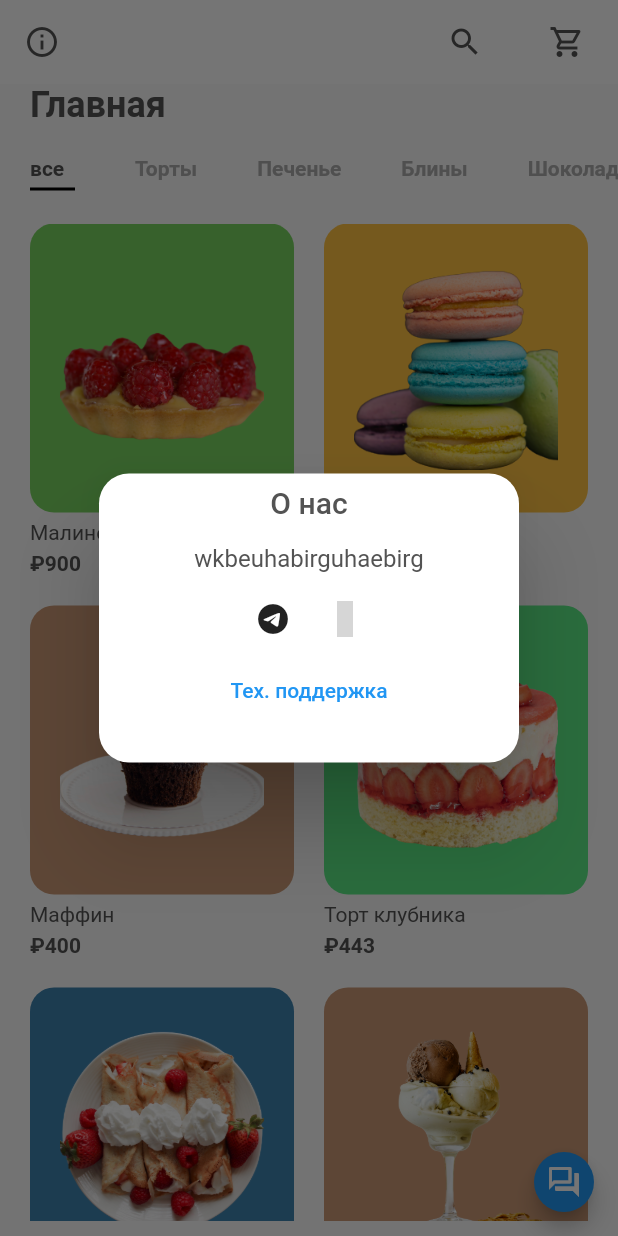
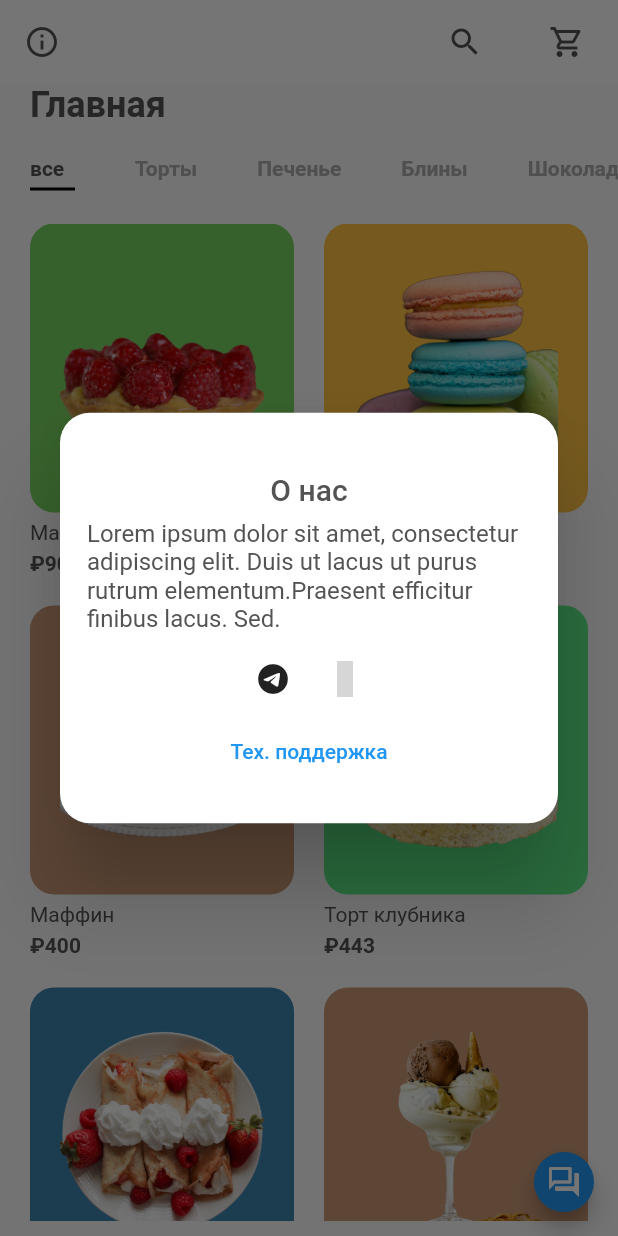
Before and after one commit to WyzleDev/Crossplatform-shop, a Flutter app: the screen it shows after launch, after a tap on the "info outline" icon, on a phone screen of 412 x 824 dp. Run offline on Flutter 3.47's test engine with Material 2 defaults, Android fonts, the phone set to English and light mode, and no system bars; our stand-ins replace get; statements that could not run were skipped; grey boxes are pictures that could not be loaded.

Commit message:
fix cart bugs, fix about content, add function for BUY button

```diff
--- a/lib/screens/cart/components/cart_controller.dart
+++ b/lib/screens/cart/components/cart_controller.dart
@@ -21,7 +21,9 @@ class CartController extends GetxController {
   removeProduct(Product product, context) {
     if (_products.containsKey(product) && _products[product] == 1) {
       _products.removeWhere((key, value) => key == product);
-      Navigator.pop(context);
+      if(_products.isEmpty){
+        Navigator.pop(context);
+      }
     } else {
       _products[product] -= 1;
     }
--- a/lib/screens/cart/components/cart_product_card.dart
+++ b/lib/screens/cart/components/cart_product_card.dart
@@ -25,7 +25,7 @@ class CartProductCard extends StatelessWidget {
           horizontal: kDefaultPadding, vertical: kDefaultPadding / 2),
       child: Row(mainAxisAlignment: MainAxisAlignment.spaceBetween, children: [
         CircleAvatar(
-            radius: 40, backgroundImage: Image.asset(product.image).image),
+            radius: 40, backgroundImage: Image.asset(product.image).image, backgroundColor: product.color,),
         SizedBox(width: kDefaultPadding,),
         Expanded(child: Text(product.title)),
         IconButton(onPressed: (){controller.addProduct(product);}, icon: const Icon(Icons.add_circle_outline)),
--- a/lib/screens/details/components/add_to_cart.dart
+++ b/lib/screens/details/components/add_to_cart.dart
@@ -1,6 +1,7 @@
 import 'package:flutter/material.dart';
 import 'package:foxgold1/constant.dart';
 import 'package:foxgold1/models/product.dart';
+import 'package:foxgold1/screens/cart/cart_screen.dart';
 import 'package:foxgold1/screens/cart/components/cart_controller.dart';
 import 'package:get/get.dart';
 
@@ -50,7 +51,10 @@ class AddToCart extends StatelessWidget {
                         fontSize: 17,
                         fontWeight: FontWeight.bold),
                   ),
-                  onPressed: () {},
+                  onPressed: () {
+                    cartController.addProduct(product);
+                    Get.to(CartScreen());
+                  },
                 )),
           )
         ],
--- a/lib/screens/home_screen.dart
+++ b/lib/screens/home_screen.dart
@@ -23,40 +23,7 @@ class HomeScreen extends StatelessWidget {
             color: kTextColor,
           ),
           onPressed: () {
-            Get.defaultDialog(
-              title: "О нас",
-              middleText:
-                  "FOXGOLD - это магазин кондитерских изделий и не только",
-              barrierDismissible: true,
-              content: Column(
-                children: [
-                  const Text("wkbeuhabirguhaebirg"),
-                  const SizedBox(
-                    height: kDefaultPadding / 3,
-                  ),
-                  Row(
-                    mainAxisAlignment: MainAxisAlignment.center,
-                    children: [
-                      IconButton(
-                          onPressed: () {
-                            launchURLTelegram();
-                          },
-                          icon: const Icon(Icons.telegram_outlined)),
-                      IconButton(
-                          onPressed: () {
-                            launchURLWhatsApp();
-                          },
-                          icon: const Icon(Icons.whatsapp_outlined)),
-                    ],
-                  ),
-                  TextButton(
-                      onPressed: () {
-                        launchURLTechSupport();
-                      },
-                      child: Text("Тех. поддержка"))
-                ],
-              ),
-            );
+            buildAboutInfo();
           },
         ),
         actions: [
@@ -97,4 +64,46 @@ class HomeScreen extends StatelessWidget {
       floatingActionButtonLocation: FloatingActionButtonLocation.miniEndFloat,
     );
   }
+
+  Future<dynamic> buildAboutInfo() {
+    return Get.defaultDialog(
+      title: "О нас",
+      middleText: "FOXGOLD - это магазин кондитерских изделий и не только",
+      barrierDismissible: true,
+      titlePadding: EdgeInsets.only(top: kDefaultPadding*2),
+      content: Container(
+        padding: EdgeInsets.symmetric(horizontal: kDefaultPadding/2),
+        child: Column(
+          mainAxisAlignment: MainAxisAlignment.center,
+          children: [
+            const Text(
+                "Lorem ipsum dolor sit amet, consectetur adipiscing elit. Duis ut lacus ut purus rutrum elementum.Praesent efficitur finibus lacus. Sed.",),
+            const SizedBox(
+              height: kDefaultPadding / 3,
+            ),
+            Row(
+              mainAxisAlignment: MainAxisAlignment.center,
+              children: [
+                IconButton(
+                    onPressed: () {
+                      launchURLTelegram();
+                    },
+                    icon: const Icon(Icons.telegram_outlined)),
+                IconButton(
+                    onPressed: () {
+                      launchURLWhatsApp();
+                    },
+                    icon: const Icon(Icons.whatsapp_outlined)),
+              ],
+            ),
+            TextButton(
+                onPressed: () {
+                  launchURLTechSupport();
+                },
+                child: Text("Тех. поддержка"))
+          ],
+        ),
+      ),
+    );
+  }
 }
```
